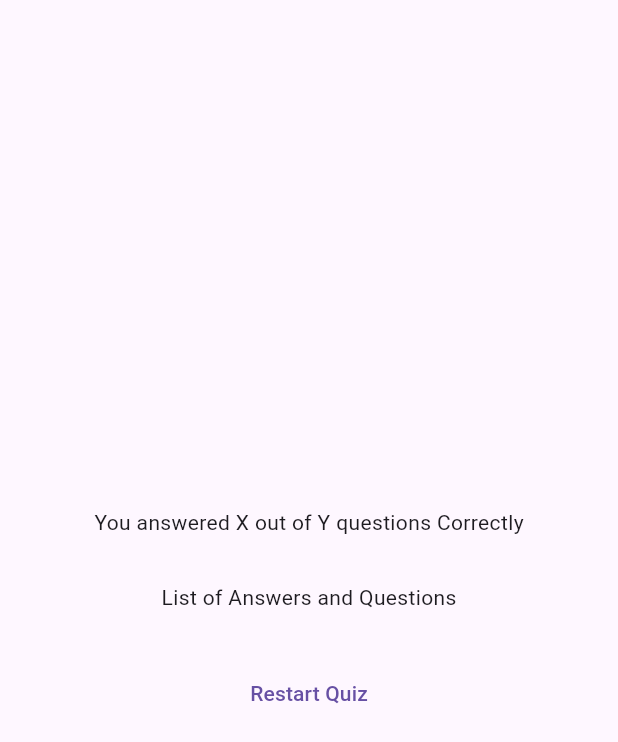
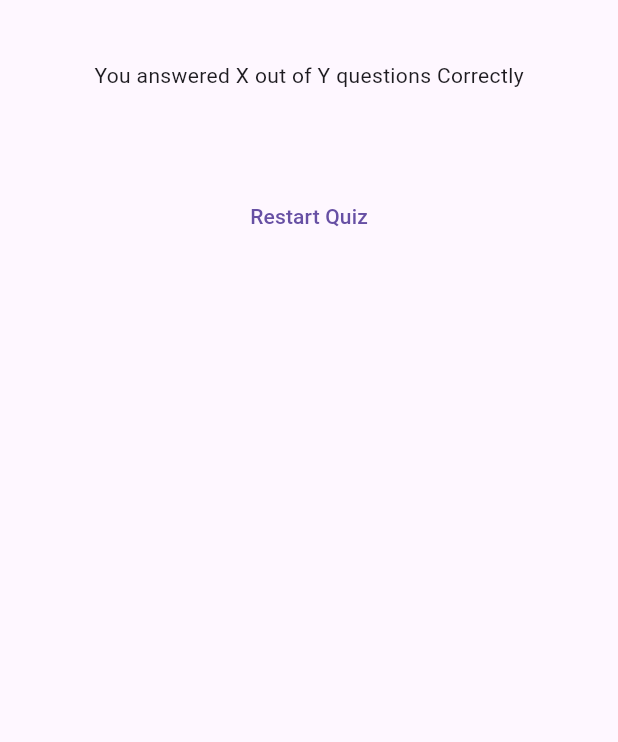
Before and after one commit to thi-tr/quiz_app, a Flutter app: the ResultsScreen widget shown alone on an empty page, opened directly with empty values, on a phone screen of 412 x 824 dp. Shown: the top 742 px of the screen. Run offline on Flutter 3.47's test engine with Material 3 defaults, Android fonts, the phone set to English and light mode, and no system bars; our stand-ins replace google_fonts.

Commit message:
Created Questions summary for results screen

```diff
--- a/lib/results_screen.dart
+++ b/lib/results_screen.dart
@@ -1,25 +1,45 @@
 import 'package:flutter/material.dart';
+import 'package:quiz_app/data/questions.dart';
+import 'package:quiz_app/questions_summary.dart';
 
 class ResultsScreen extends StatelessWidget{
   const ResultsScreen({super.key, required this.chosenAnswers});
   final List<String> chosenAnswers;
+
+  List<Map<String, Object>> getSummaryData() {
+    final List<Map<String, Object>> summary = [];
+
+    for (var i = 0; i < chosenAnswers.length; i++) {
+      summary.add({
+        'question_index': i,
+        'question': questions[i].text,
+        'correct_answer' :questions[i].answers[0],
+        'user_answer': chosenAnswers[i],
+      });
+    }
+
+    return summary;
+  }
+
   @override
   Widget build(context){
     return SizedBox(
       width: double.infinity,
       child: Container(
         margin: const EdgeInsets.all(40),
-        child:  Column(
+        child:  SingleChildScrollView(
+          child: Column(
             mainAxisAlignment: MainAxisAlignment.center,
             children:  [
               const Text('You answered X out of Y questions Correctly'),
               const SizedBox(height:30,),
-            const Text('List of Answers and Questions'),
+              QuestionsSummary(summaryData: getSummaryData()),
               const SizedBox(height:30,),
               TextButton(onPressed: (){}, child: const Text('Restart Quiz'))
             ],
           ),
         ),
+      ),
     );
   }
 }
```
Also changed, not shown: lib/questions_summary.dart (added, +30 -0 lines). Lines whose indentation alone changed are shown as unchanged.
